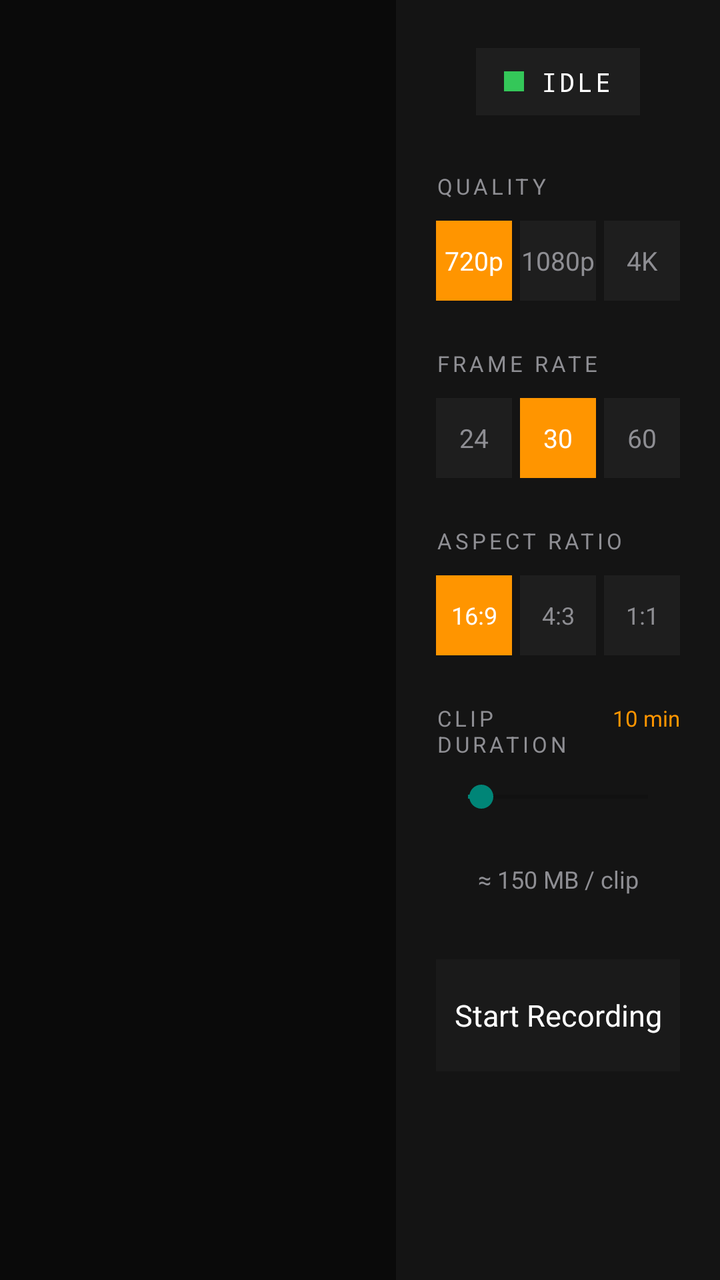
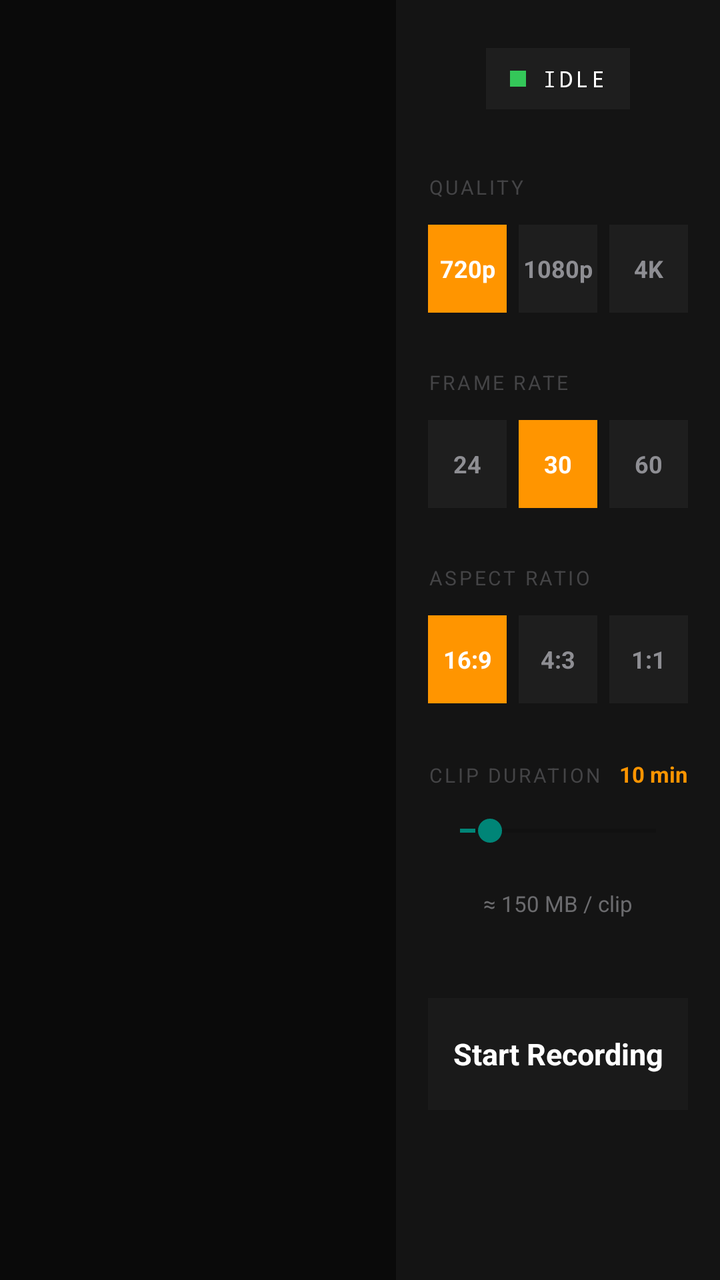

Screens rendered from an Android XML layout before and after an edit, with the pre-edit source and the edit as a unified diff.
<!-- AndroidManifest.xml: application theme Theme.Mango -->
<!-- res/layout/activity_main.xml -->
<?xml version="1.0" encoding="utf-8"?>
<LinearLayout
    xmlns:android="http://schemas.android.com/apk/res/android"
    android:layout_width="match_parent"
    android:layout_height="match_parent"
    android:orientation="horizontal"
    android:background="@color/mango_background">

    
    <TextureView
        android:id="@+id/textureView"
        android:layout_width="0dp"
        android:layout_height="match_parent"
        android:layout_weight="55" />

    
    <ScrollView
        android:id="@+id/controlPanel"
        android:layout_width="0dp"
        android:layout_height="match_parent"
        android:layout_weight="45"
        android:background="@color/mango_surface"
        android:paddingStart="20dp"
        android:paddingEnd="20dp"
        android:paddingTop="24dp"
        android:paddingBottom="24dp"
        android:clipToPadding="false">

        <LinearLayout
            android:layout_width="match_parent"
            android:layout_height="wrap_content"
            android:orientation="vertical"
            android:gravity="center_horizontal">

            
            <LinearLayout
                android:id="@+id/statusChip"
                android:layout_width="wrap_content"
                android:layout_height="wrap_content"
                android:orientation="horizontal"
                android:gravity="center_vertical"
                android:background="@color/mango_surface_elevated"
                android:paddingStart="14dp"
                android:paddingEnd="14dp"
                android:paddingTop="8dp"
                android:paddingBottom="8dp"
                android:layout_marginBottom="28dp">

                <View
                    android:id="@+id/vStatusDot"
                    android:layout_width="10dp"
                    android:layout_height="10dp"
                    android:background="@color/mango_dot_ready"
                    android:layout_marginEnd="8dp" />

                <TextView
                    android:id="@+id/tvStatus"
                    android:layout_width="wrap_content"
                    android:layout_height="wrap_content"
                    android:text="IDLE"
                    android:textColor="@color/mango_text_primary"
                    android:textSize="13sp"
                    android:letterSpacing="0.1"
                    android:fontFamily="monospace" />

            </LinearLayout>

            
            <TextView
                android:layout_width="match_parent"
                android:layout_height="wrap_content"
                android:text="QUALITY"
                android:textColor="@color/mango_text_secondary"
                android:textSize="11sp"
                android:letterSpacing="0.15"
                android:layout_marginBottom="10dp" />

            
            <LinearLayout
                android:id="@+id/qualitySelector"
                android:layout_width="match_parent"
                android:layout_height="wrap_content"
                android:orientation="horizontal"
                android:layout_marginBottom="24dp">

                <TextView
                    android:id="@+id/chip720p"
                    android:layout_width="0dp"
                    android:layout_height="40dp"
                    android:layout_weight="1"
                    android:gravity="center"
                    android:text="720p"
                    android:textColor="@color/mango_text_primary"
                    android:textSize="13sp"
                    android:background="@color/mango_accent"
                    android:layout_marginEnd="4dp" />

                <TextView
                    android:id="@+id/chip1080p"
                    android:layout_width="0dp"
                    android:layout_height="40dp"
                    android:layout_weight="1"
                    android:gravity="center"
                    android:text="1080p"
                    android:textColor="@color/mango_text_secondary"
                    android:textSize="13sp"
                    android:background="@color/mango_surface_elevated"
                    android:layout_marginEnd="4dp" />

                <TextView
                    android:id="@+id/chip4k"
                    android:layout_width="0dp"
                    android:layout_height="40dp"
                    android:layout_weight="1"
                    android:gravity="center"
                    android:text="4K"
                    android:textColor="@color/mango_text_secondary"
                    android:textSize="13sp"
                    android:background="@color/mango_surface_elevated" />

            </LinearLayout>

            
            <TextView
                android:layout_width="match_parent"
                android:layout_height="wrap_content"
                android:text="FRAME RATE"
                android:textColor="@color/mango_text_secondary"
                android:textSize="11sp"
                android:letterSpacing="0.15"
                android:layout_marginBottom="10dp" />

            
            <LinearLayout
                android:id="@+id/fpsSelector"
                android:layout_width="match_parent"
                android:layout_height="wrap_content"
                android:orientation="horizontal"
                android:layout_marginBottom="24dp">

                <TextView
                    android:id="@+id/chip24fps"
                    android:layout_width="0dp"
                    android:layout_height="40dp"
                    android:layout_weight="1"
                    android:gravity="center"
                    android:text="24"
                    android:textColor="@color/mango_text_secondary"
                    android:textSize="13sp"
                    android:background="@color/mango_surface_elevated"
                    android:layout_marginEnd="4dp" />

                <TextView
                    android:id="@+id/chip30fps"
                    android:layout_width="0dp"
                    android:layout_height="40dp"
                    android:layout_weight="1"
                    android:gravity="center"
                    android:text="30"
                    android:textColor="@color/mango_text_primary"
                    android:textSize="13sp"
                    android:background="@color/mango_accent"
                    android:layout_marginEnd="4dp" />

                <TextView
                    android:id="@+id/chip60fps"
                    android:layout_width="0dp"
                    android:layout_height="40dp"
                    android:layout_weight="1"
                    android:gravity="center"
                    android:text="60"
                    android:textColor="@color/mango_text_secondary"
                    android:textSize="13sp"
                    android:background="@color/mango_surface_elevated" />

            </LinearLayout>

            
            <TextView
                android:layout_width="match_parent"
                android:layout_height="wrap_content"
                android:text="ASPECT RATIO"
                android:textColor="@color/mango_text_secondary"
                android:textSize="11sp"
                android:letterSpacing="0.15"
                android:layout_marginBottom="10dp" />

            
            <LinearLayout
                android:id="@+id/aspectRatioSelector"
                android:layout_width="match_parent"
                android:layout_height="wrap_content"
                android:orientation="horizontal"
                android:layout_marginBottom="24dp">

                <TextView
                    android:id="@+id/chipAspect16_9"
                    android:layout_width="0dp"
                    android:layout_height="40dp"
                    android:layout_weight="1"
                    android:gravity="center"
                    android:text="16:9"
                    android:textColor="@color/mango_text_primary"
                    android:textSize="12sp"
                    android:background="@color/mango_accent"
                    android:layout_marginEnd="4dp" />

                <TextView
                    android:id="@+id/chipAspect4_3"
                    android:layout_width="0dp"
                    android:layout_height="40dp"
                    android:layout_weight="1"
                    android:gravity="center"
                    android:text="4:3"
                    android:textColor="@color/mango_text_secondary"
                    android:textSize="12sp"
                    android:background="@color/mango_surface_elevated"
                    android:layout_marginEnd="4dp" />

                <TextView
                    android:id="@+id/chipAspect1_1"
                    android:layout_width="0dp"
                    android:layout_height="40dp"
                    android:layout_weight="1"
                    android:gravity="center"
                    android:text="1:1"
                    android:textColor="@color/mango_text_secondary"
                    android:textSize="12sp"
                    android:background="@color/mango_surface_elevated"/>

            </LinearLayout>

            
            <LinearLayout
                android:layout_width="match_parent"
                android:layout_height="wrap_content"
                android:orientation="horizontal"
                android:layout_marginBottom="10dp">

                <TextView
                    android:layout_width="0dp"
                    android:layout_height="wrap_content"
                    android:layout_weight="1"
                    android:text="CLIP DURATION"
                    android:textColor="@color/mango_text_secondary"
                    android:textSize="11sp"
                    android:letterSpacing="0.15" />

                <TextView
                    android:id="@+id/tvDurationValue"
                    android:layout_width="wrap_content"
                    android:layout_height="wrap_content"
                    android:text="10 min"
                    android:textColor="@color/mango_accent"
                    android:textSize="11sp" />

            </LinearLayout>

            
            <SeekBar
                android:id="@+id/seekDuration"
                android:layout_width="match_parent"
                android:layout_height="wrap_content"
                android:max="133"
                android:progress="10"
                android:layout_marginBottom="24dp" />

            
            <TextView
                android:id="@+id/tvFileSizeEstimate"
                android:layout_width="match_parent"
                android:layout_height="wrap_content"
                android:text="≈ 150 MB / clip"
                android:textColor="@color/mango_text_secondary"
                android:textSize="12sp"
                android:gravity="center"
                android:layout_marginBottom="32dp" />

            
            <TextView
                android:id="@+id/btnToggleRecording"
                android:layout_width="match_parent"
                android:layout_height="56dp"
                android:gravity="center"
                android:text="Start Recording"
                android:textColor="@color/mango_text_primary"
                android:textSize="15sp"
                android:background="@color/mango_idle" />

        </LinearLayout>
    </ScrollView>

</LinearLayout>
<!-- resources referenced by this layout -->
<resources>
  <color name="mango_accent">#FF9500</color>
  <color name="mango_background">#0A0A0A</color>
  <color name="mango_dot_ready">#34C759</color>
  <color name="mango_idle">#1A1A1A</color>
  <color name="mango_surface">#141414</color>
  <color name="mango_surface_elevated">#1E1E1E</color>
  <color name="mango_text_primary">#FFFFFF</color>
  <color name="mango_text_secondary">#8E8E93</color>
  <style name="Theme.Mango" parent="Theme.AppCompat.Light.NoActionBar">
          <item name="android:windowBackground">#000000</item>
          <item name="android:statusBarColor">#000000</item>
          <item name="android:navigationBarColor">#000000</item>
      </style>
</resources>

<!-- the commit's change to res/layout/activity_main.xml (unified diff, before → after) -->
@@ -20,11 +20,12 @@
         android:layout_height="match_parent"
         android:layout_weight="45"
         android:background="@color/mango_surface"
-        android:paddingStart="20dp"
-        android:paddingEnd="20dp"
+        android:paddingStart="16dp"
+        android:paddingEnd="16dp"
         android:paddingTop="24dp"
         android:paddingBottom="24dp"
-        android:clipToPadding="false">
+        android:clipToPadding="false"
+        android:scrollbars="none">
 
         <LinearLayout
             android:layout_width="match_parent"
@@ -40,16 +41,16 @@
                 android:orientation="horizontal"
                 android:gravity="center_vertical"
                 android:background="@color/mango_surface_elevated"
-                android:paddingStart="14dp"
-                android:paddingEnd="14dp"
+                android:paddingStart="12dp"
+                android:paddingEnd="12dp"
                 android:paddingTop="8dp"
                 android:paddingBottom="8dp"
-                android:layout_marginBottom="28dp">
+                android:layout_marginBottom="32dp">
 
                 <View
                     android:id="@+id/vStatusDot"
-                    android:layout_width="10dp"
-                    android:layout_height="10dp"
+                    android:layout_width="8dp"
+                    android:layout_height="8dp"
                     android:background="@color/mango_dot_ready"
                     android:layout_marginEnd="8dp" />
 
@@ -59,8 +60,8 @@
                     android:layout_height="wrap_content"
                     android:text="IDLE"
                     android:textColor="@color/mango_text_primary"
-                    android:textSize="13sp"
-                    android:letterSpacing="0.1"
+                    android:textSize="11sp"
+                    android:letterSpacing="0.12"
                     android:fontFamily="monospace" />
 
             </LinearLayout>
@@ -70,10 +71,11 @@
                 android:layout_width="match_parent"
                 android:layout_height="wrap_content"
                 android:text="QUALITY"
-                android:textColor="@color/mango_text_secondary"
-                android:textSize="11sp"
-                android:letterSpacing="0.15"
-                android:layout_marginBottom="10dp" />
+                android:textColor="@color/mango_text_tertiary"
+                android:textSize="10sp"
+                android:letterSpacing="0.12"
+                android:layout_marginBottom="12dp"
+                android:alpha="0.65" />
 
             
             <LinearLayout
@@ -81,42 +83,52 @@
                 android:layout_width="match_parent"
                 android:layout_height="wrap_content"
                 android:orientation="horizontal"
-                android:layout_marginBottom="24dp">
+                android:layout_marginBottom="28dp"
+                android:gravity="center">
 
                 <TextView
                     android:id="@+id/chip720p"
                     android:layout_width="0dp"
-                    android:layout_height="40dp"
+                    android:layout_height="44dp"
                     android:layout_weight="1"
                     android:gravity="center"
                     android:text="720p"
                     android:textColor="@color/mango_text_primary"
-                    android:textSize="13sp"
+                    android:textSize="12sp"
+                    android:textStyle="bold"
                     android:background="@color/mango_accent"
-                    android:layout_marginEnd="4dp" />
+                    android:layout_marginEnd="6dp"
+                    android:clickable="true"
+                    android:focusable="true" />
 
                 <TextView
                     android:id="@+id/chip1080p"
                     android:layout_width="0dp"
-                    android:layout_height="40dp"
+                    android:layout_height="44dp"
                     android:layout_weight="1"
                     android:gravity="center"
                     android:text="1080p"
                     android:textColor="@color/mango_text_secondary"
-                    android:textSize="13sp"
-                    android:background="@color/mango_surface_elevated"
-                    android:layout_marginEnd="4dp" />
+                    android:textSize="12sp"
+                    android:textStyle="bold"
+                    android:background="@color/mango_surface_elevated"
+                    android:layout_marginEnd="6dp"
+                    android:clickable="true"
+                    android:focusable="true" />
 
                 <TextView
                     android:id="@+id/chip4k"
                     android:layout_width="0dp"
-                    android:layout_height="40dp"
+                    android:layout_height="44dp"
                     android:layout_weight="1"
                     android:gravity="center"
                     android:text="4K"
                     android:textColor="@color/mango_text_secondary"
-                    android:textSize="13sp"
-                    android:background="@color/mango_surface_elevated" />
+                    android:textSize="12sp"
+                    android:textStyle="bold"
+                    android:background="@color/mango_surface_elevated"
+                    android:clickable="true"
+                    android:focusable="true" />
 
             </LinearLayout>
 
@@ -125,10 +137,11 @@
                 android:layout_width="match_parent"
                 android:layout_height="wrap_content"
                 android:text="FRAME RATE"
-                android:textColor="@color/mango_text_secondary"
-                android:textSize="11sp"
-                android:letterSpacing="0.15"
-                android:layout_marginBottom="10dp" />
+                android:textColor="@color/mango_text_tertiary"
+                android:textSize="10sp"
+                android:letterSpacing="0.12"
+                android:layout_marginBottom="12dp"
+                android:alpha="0.65" />
 
             
             <LinearLayout
@@ -136,42 +149,52 @@
                 android:layout_width="match_parent"
                 android:layout_height="wrap_content"
                 android:orientation="horizontal"
-                android:layout_marginBottom="24dp">
+                android:layout_marginBottom="28dp"
+                android:gravity="center">
 
                 <TextView
                     android:id="@+id/chip24fps"
                     android:layout_width="0dp"
-                    android:layout_height="40dp"
+                    android:layout_height="44dp"
                     android:layout_weight="1"
                     android:gravity="center"
                     android:text="24"
                     android:textColor="@color/mango_text_secondary"
-                    android:textSize="13sp"
-                    android:background="@color/mango_surface_elevated"
-                    android:layout_marginEnd="4dp" />
+                    android:textSize="12sp"
+                    android:textStyle="bold"
+                    android:background="@color/mango_surface_elevated"
+                    android:layout_marginEnd="6dp"
+                    android:clickable="true"
+                    android:focusable="true" />
 
                 <TextView
                     android:id="@+id/chip30fps"
                     android:layout_width="0dp"
-                    android:layout_height="40dp"
+                    android:layout_height="44dp"
                     android:layout_weight="1"
                     android:gravity="center"
                     android:text="30"
                     android:textColor="@color/mango_text_primary"
-                    android:textSize="13sp"
+                    android:textSize="12sp"
+                    android:textStyle="bold"
                     android:background="@color/mango_accent"
-                    android:layout_marginEnd="4dp" />
+                    android:layout_marginEnd="6dp"
+                    android:clickable="true"
+                    android:focusable="true" />
 
                 <TextView
                     android:id="@+id/chip60fps"
                     android:layout_width="0dp"
-                    android:layout_height="40dp"
+                    android:layout_height="44dp"
                     android:layout_weight="1"
                     android:gravity="center"
                     android:text="60"
                     android:textColor="@color/mango_text_secondary"
-                    android:textSize="13sp"
-                    android:background="@color/mango_surface_elevated" />
+                    android:textSize="12sp"
+                    android:textStyle="bold"
+                    android:background="@color/mango_surface_elevated"
+                    android:clickable="true"
+                    android:focusable="true" />
 
             </LinearLayout>
 
@@ -180,10 +203,11 @@
                 android:layout_width="match_parent"
                 android:layout_height="wrap_content"
                 android:text="ASPECT RATIO"
-                android:textColor="@color/mango_text_secondary"
-                android:textSize="11sp"
-                android:letterSpacing="0.15"
-                android:layout_marginBottom="10dp" />
+                android:textColor="@color/mango_text_tertiary"
+                android:textSize="10sp"
+                android:letterSpacing="0.12"
+                android:layout_marginBottom="12dp"
+                android:alpha="0.65" />
 
             
             <LinearLayout
@@ -191,60 +215,71 @@
                 android:layout_width="match_parent"
                 android:layout_height="wrap_content"
                 android:orientation="horizontal"
-                android:layout_marginBottom="24dp">
+                android:layout_marginBottom="28dp"
+                android:gravity="center">
 
                 <TextView
                     android:id="@+id/chipAspect16_9"
                     android:layout_width="0dp"
-                    android:layout_height="40dp"
+                    android:layout_height="44dp"
                     android:layout_weight="1"
                     android:gravity="center"
                     android:text="16:9"
                     android:textColor="@color/mango_text_primary"
                     android:textSize="12sp"
+                    android:textStyle="bold"
                     android:background="@color/mango_accent"
-                    android:layout_marginEnd="4dp" />
+                    android:layout_marginEnd="6dp"
+                    android:clickable="true"
+                    android:focusable="true" />
 
                 <TextView
                     android:id="@+id/chipAspect4_3"
                     android:layout_width="0dp"
-                    android:layout_height="40dp"
+                    android:layout_height="44dp"
                     android:layout_weight="1"
                     android:gravity="center"
                     android:text="4:3"
                     android:textColor="@color/mango_text_secondary"
                     android:textSize="12sp"
-                    android:background="@color/mango_surface_elevated"
-                    android:layout_marginEnd="4dp" />
+                    android:textStyle="bold"
+                    android:background="@color/mango_surface_elevated"
+                    android:layout_marginEnd="6dp"
+                    android:clickable="true"
+                    android:focusable="true" />
 
                 <TextView
                     android:id="@+id/chipAspect1_1"
                     android:layout_width="0dp"
-                    android:layout_height="40dp"
+                    android:layout_height="44dp"
                     android:layout_weight="1"
                     android:gravity="center"
                     android:text="1:1"
                     android:textColor="@color/mango_text_secondary"
                     android:textSize="12sp"
-                    android:background="@color/mango_surface_elevated"/>
-
-            </LinearLayout>
-
-            
-            <LinearLayout
-                android:layout_width="match_parent"
-                android:layout_height="wrap_content"
-                android:orientation="horizontal"
-                android:layout_marginBottom="10dp">
+                    android:textStyle="bold"
+                    android:background="@color/mango_surface_elevated"
+                    android:clickable="true"
+                    android:focusable="true" />
+
+            </LinearLayout>
+
+            
+            <LinearLayout
+                android:layout_width="match_parent"
+                android:layout_height="wrap_content"
+                android:orientation="horizontal"
+                android:layout_marginBottom="12dp">
 
                 <TextView
                     android:layout_width="0dp"
                     android:layout_height="wrap_content"
                     android:layout_weight="1"
                     android:text="CLIP DURATION"
-                    android:textColor="@color/mango_text_secondary"
-                    android:textSize="11sp"
-                    android:letterSpacing="0.15" />
+                    android:textColor="@color/mango_text_tertiary"
+                    android:textSize="10sp"
+                    android:letterSpacing="0.12"
+                    android:alpha="0.65" />
 
                 <TextView
                     android:id="@+id/tvDurationValue"
@@ -252,7 +287,8 @@
                     android:layout_height="wrap_content"
                     android:text="10 min"
                     android:textColor="@color/mango_accent"
-                    android:textSize="11sp" />
+                    android:textSize="11sp"
+                    android:textStyle="bold" />
 
             </LinearLayout>
 
@@ -263,7 +299,8 @@
                 android:layout_height="wrap_content"
                 android:max="133"
                 android:progress="10"
-                android:layout_marginBottom="24dp" />
+                android:layout_marginBottom="20dp"
+                android:thumbOffset="0dp" />
 
             
             <TextView
@@ -272,9 +309,10 @@
                 android:layout_height="wrap_content"
                 android:text="≈ 150 MB / clip"
                 android:textColor="@color/mango_text_secondary"
-                android:textSize="12sp"
+                android:textSize="11sp"
                 android:gravity="center"
-                android:layout_marginBottom="32dp" />
+                android:layout_marginBottom="40dp"
+                android:alpha="0.72" />
 
             
             <TextView
@@ -285,7 +323,11 @@
                 android:text="Start Recording"
                 android:textColor="@color/mango_text_primary"
                 android:textSize="15sp"
-                android:background="@color/mango_idle" />
+                android:textStyle="bold"
+                android:background="@color/mango_idle"
+                android:clickable="true"
+                android:focusable="true"
+                android:elevation="2dp" />
 
         </LinearLayout>
     </ScrollView>
<!-- resource entries referenced after the edit -->
@@ -8,6 +8,7 @@
   <color name="mango_surface_elevated">#1E1E1E</color>
   <color name="mango_text_primary">#FFFFFF</color>
   <color name="mango_text_secondary">#8E8E93</color>
+  <color name="mango_text_tertiary">#5E5E62</color>
   <style name="Theme.Mango" parent="Theme.AppCompat.Light.NoActionBar">
           <item name="android:windowBackground">#000000</item>
           <item name="android:statusBarColor">#000000</item>
